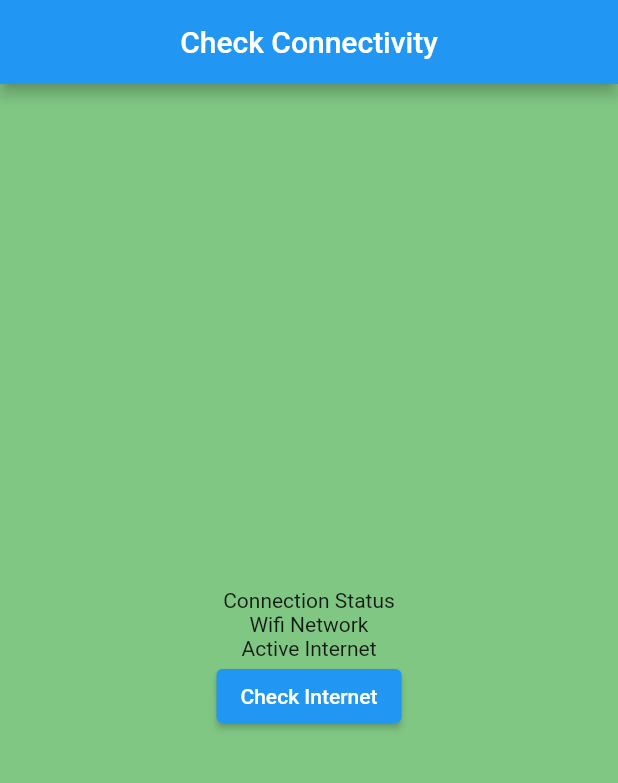
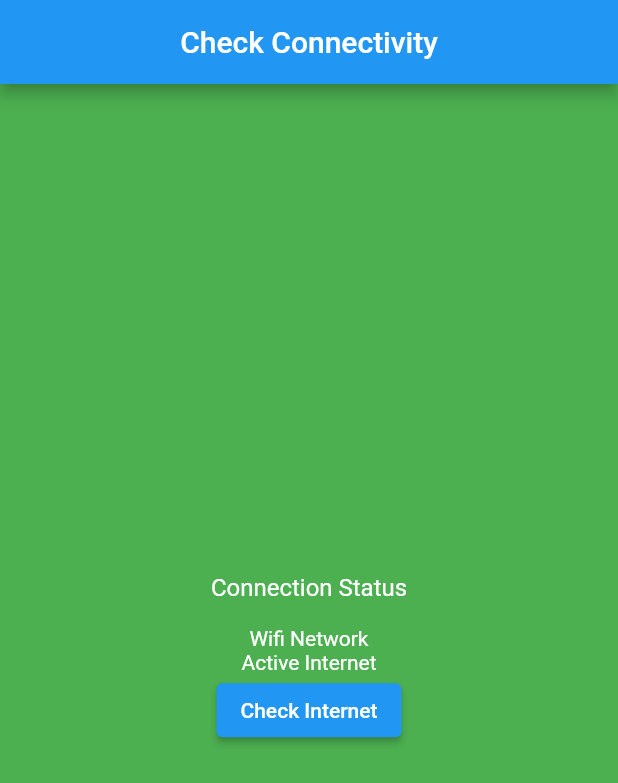
Before and after one commit to rsyd29/latihan_internet_connectivity, a Flutter app: the screen it shows after launch, on a phone screen of 412 x 824 dp. Shown: the top 783 px of the screen. Run offline on Flutter 3.47's test engine with Material 2 defaults, Android fonts, the light colour scheme and no system bars; drawn by our look-alikes of overlay_support; our stand-ins replace connectivity_plus, get, internet_connection_checker.

Commit message:
Mengganti warna tulisan

```diff
--- a/lib/app/modules/home/views/home_view.dart
+++ b/lib/app/modules/home/views/home_view.dart
@@ -11,8 +11,7 @@ class HomeView extends GetView<HomeController> {
   Widget build(BuildContext context) {
     return Obx(() {
       return Scaffold(
-        backgroundColor:
-            (controller.hasInternet) ? Colors.green[300] : Colors.red[300],
+        backgroundColor: (controller.hasInternet) ? Colors.green : Colors.amber,
         appBar: AppBar(
           title: Text('Check Connectivity'),
           centerTitle: true,
@@ -21,14 +20,32 @@ class HomeView extends GetView<HomeController> {
           child: Column(
             mainAxisAlignment: MainAxisAlignment.center,
             children: [
-              Text('Connection Status'),
-              Text((controller.connectivityResult == ConnectivityResult.mobile)
-                  ? 'Mobile Network'
-                  : (controller.connectivityResult == ConnectivityResult.wifi)
-                      ? 'Wifi Network'
-                      : 'No Network'),
               Text(
-                  (controller.hasInternet) ? 'Active Internet' : 'No Internet'),
+                'Connection Status',
+                style: TextStyle(
+                  color: Colors.white,
+                  fontSize: 16,
+                ),
+              ),
+              SizedBox(
+                height: 16,
+              ),
+              Text(
+                (controller.connectivityResult == ConnectivityResult.mobile)
+                    ? 'Mobile Network'
+                    : (controller.connectivityResult == ConnectivityResult.wifi)
+                        ? 'Wifi Network'
+                        : 'No Network',
+                style: TextStyle(
+                  color: Colors.white,
+                ),
+              ),
+              Text(
+                (controller.hasInternet) ? 'Active Internet' : 'No Internet',
+                style: TextStyle(
+                  color: Colors.white,
+                ),
+              ),
               ElevatedButton(
                 child: Text('Check Internet'),
                 onPressed: () async {
```
